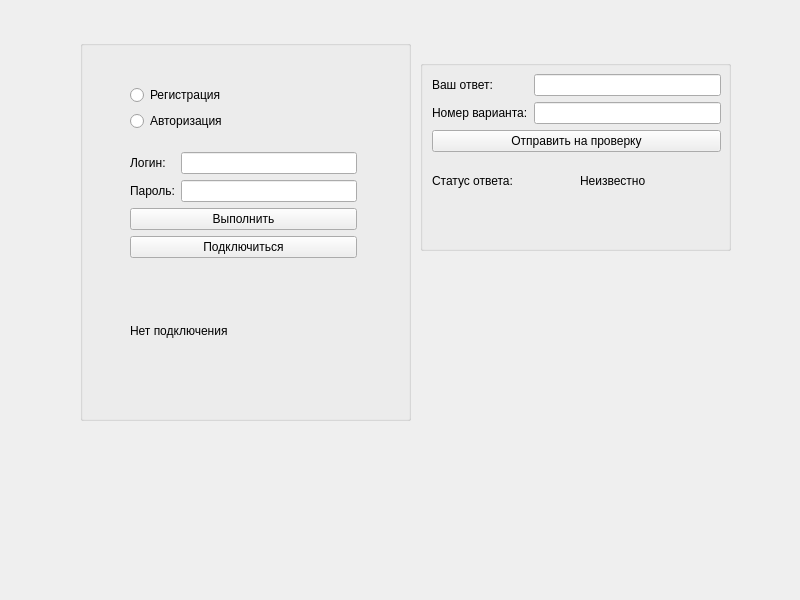
Above: echoClient/mainwindow.ui from 2eFoLt/title-template before the change. Below: the same form after it.
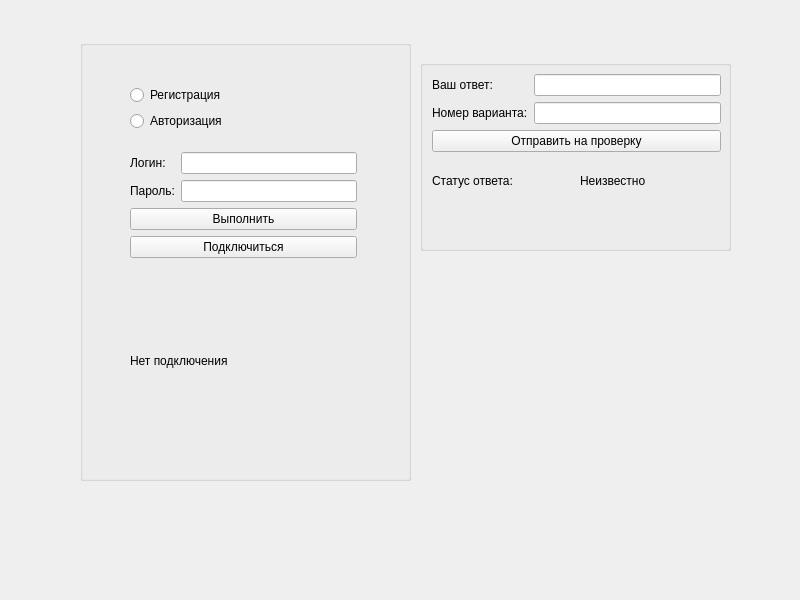
That is the form after the change.

```diff
--- a/echoClient/mainwindow.ui
+++ b/echoClient/mainwindow.ui
@@ -20,7 +20,7 @@
       <x>80</x>
       <y>40</y>
       <width>331</width>
-      <height>381</height>
+      <height>441</height>
      </rect>
     </property>
     <property name="title">
@@ -32,7 +32,7 @@
        <x>50</x>
        <y>230</y>
        <width>221</width>
-       <height>121</height>
+       <height>181</height>
       </rect>
      </property>
      <property name="text">
```
Left out of the diff: 2 changed lines with no effect on the pictures.
